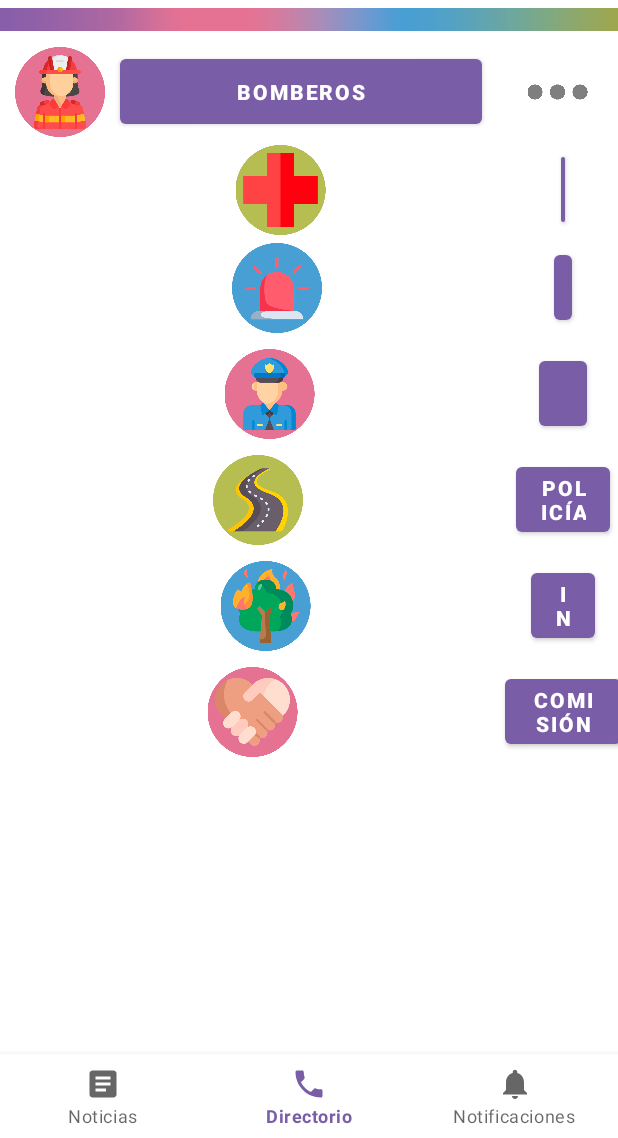
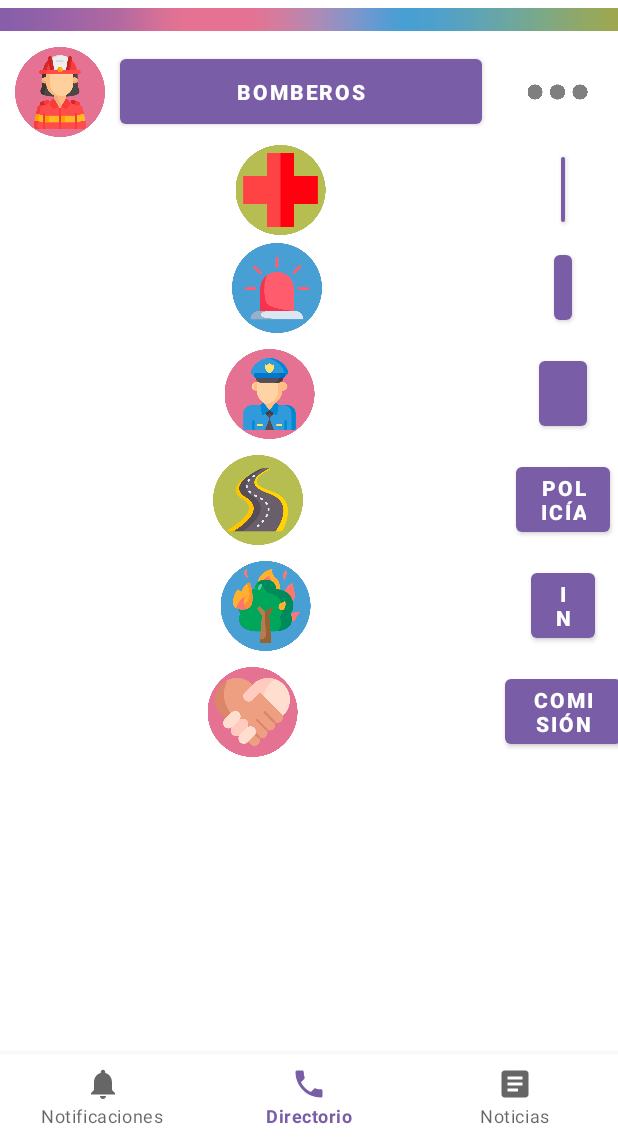
Before and after one commit to GermanGuzmanLopez/Atizappan, an Android app: the screen it shows after launch (MainActivity), item 2 of the bottom bar chosen, on a phone screen of 412 x 824 dp, the part 98-1236 px from its top. Run offline under Robolectric (Android 15) with nearby library versions, the phone set to English and light mode, and no system bars; our stand-ins replace navigation-ui; pictures from the network do not load.

Commit message:
Orden botones

```diff
--- a/app/src/main/res/menu/bottom_nav_menu.xml
+++ b/app/src/main/res/menu/bottom_nav_menu.xml
@@ -1,19 +1,17 @@
 <?xml version="1.0" encoding="utf-8"?>
 <menu xmlns:android="http://schemas.android.com/apk/res/android">
 
+    <item
+        android:id="@+id/navigation_notifications"
+        android:icon="@drawable/ic_notifications_black_24dp"
+        android:title="@string/title_notifications" />
+    <item
+        android:id="@+id/navigation_dashboard"
+        android:icon="@drawable/ic_baseline_phone_24"
+        android:title="@string/title_dashboard" />
     <item
         android:id="@+id/navigation_home"
         android:icon="@drawable/ic_baseline_article_24"
         android:title="@string/title_home" />
 
-    <item
-        android:id="@+id/navigation_dashboard"
-        android:icon="@drawable/ic_baseline_phone_24"
-        android:title="@string/title_dashboard" />
-
-    <item
-        android:id="@+id/navigation_notifications"
-        android:icon="@drawable/ic_notifications_black_24dp"
-        android:title="@string/title_notifications" />
-
 </menu>
--- a/app/src/main/res/navigation/mobile_navigation.xml
+++ b/app/src/main/res/navigation/mobile_navigation.xml
@@ -3,7 +3,7 @@
     xmlns:app="http://schemas.android.com/apk/res-auto"
     xmlns:tools="http://schemas.android.com/tools"
     android:id="@+id/mobile_navigation"
-    app:startDestination="@+id/navigation_home">
+    app:startDestination="@id/navigation_notifications">
 
     <fragment
         android:id="@+id/navigation_home"
```
